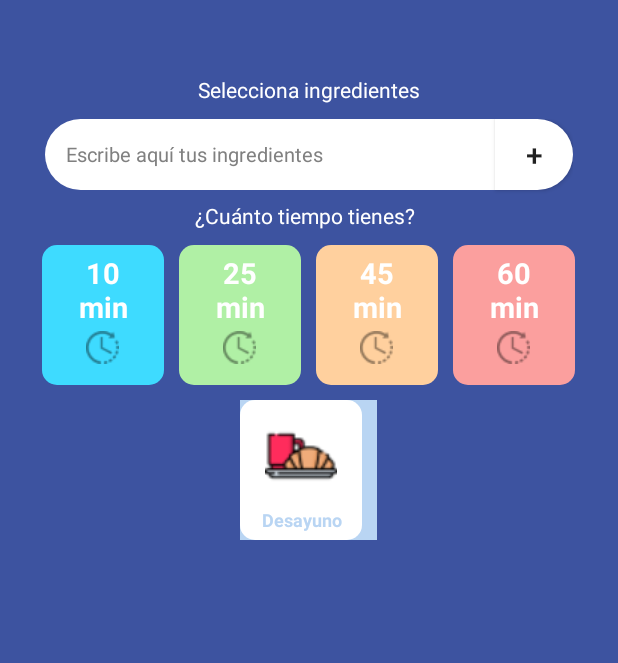
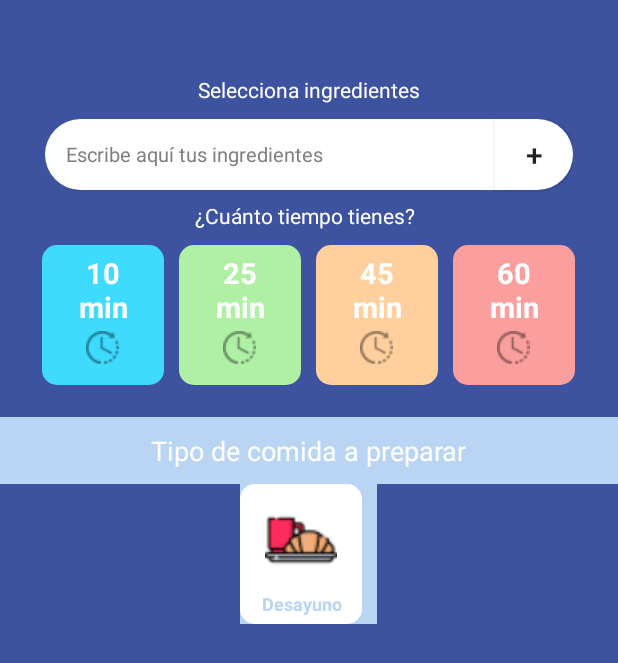
Before and after one commit to m4tig11/Proyecto_recetas, an Android app: the layout activity_buscador_recetas.xml on its own in the app's theme, with its tools: preview values and no code run, on a phone screen of 412 x 824 dp. Shown: the top 663 px of the screen. Run offline under Robolectric (Android 15) with nearby library versions, the phone set to English and light mode, and no system bars; network calls fail.

Commit message:
29/04 activitybuscador

```diff
--- a/app/src/main/res/layout/activity_buscador_recetas.xml
+++ b/app/src/main/res/layout/activity_buscador_recetas.xml
@@ -196,13 +196,33 @@
 
 
     </LinearLayout>
+
+    <RelativeLayout
+        android:layout_width="match_parent"
+        android:layout_height="wrap_content"
+        android:layout_above="@id/layoutTarjetasRedondeadas"
+        android:layout_marginBottom="-169dp"
+        android:background="#B9D5F3"
+        android:paddingVertical="10dp">
+
+        <TextView
+            android:id="@+id/txtTipoComida"
+            android:layout_width="wrap_content"
+            android:layout_height="wrap_content"
+            android:layout_centerHorizontal="true"
+            android:text="Tipo de comida a preparar"
+            android:textColor="#FFFFFF"
+            android:textSize="18sp" />
+
+    </RelativeLayout>
+
     <LinearLayout
         android:id="@+id/layoutTarjetasRedondeadas2"
         android:layout_width="wrap_content"
         android:layout_height="93dp"
         android:layout_below="@id/layoutTarjetasRedondeadas"
         android:layout_marginHorizontal="20dp"
-        android:layout_marginTop="10dp"
+        android:layout_marginTop="66dp"
         android:background="#B9D5F3"
         android:gravity="center_horizontal"
         android:layout_centerHorizontal="true"
@@ -230,13 +250,12 @@
                 android:id="@+id/textoTarjetaDes"
                 android:layout_width="match_parent"
                 android:layout_height="wrap_content"
+                android:layout_alignParentBottom="true"
+                android:gravity="center"
                 android:text="Desayuno"
-                android:textStyle="bold"
                 android:textColor="#B9D5F3"
                 android:textSize="12dp"
-                android:gravity="center"
-                android:layout_alignParentBottom="true"
-                />
+                android:textStyle="bold" />
         </RelativeLayout>
 
 
```
